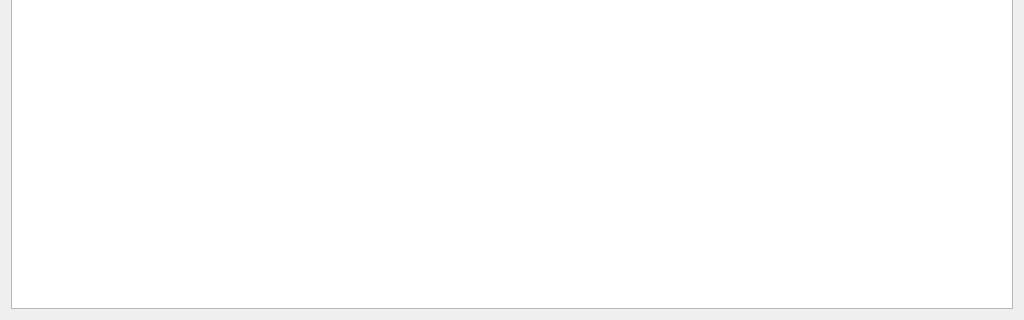
The window that MainWindow.ui (ArchangelSDY/Silica) describes before a commit, drawn with Qt 5; both pictures show x 0 to 1024 and y 252 to 572 of the 1024 by 572 pixel window.
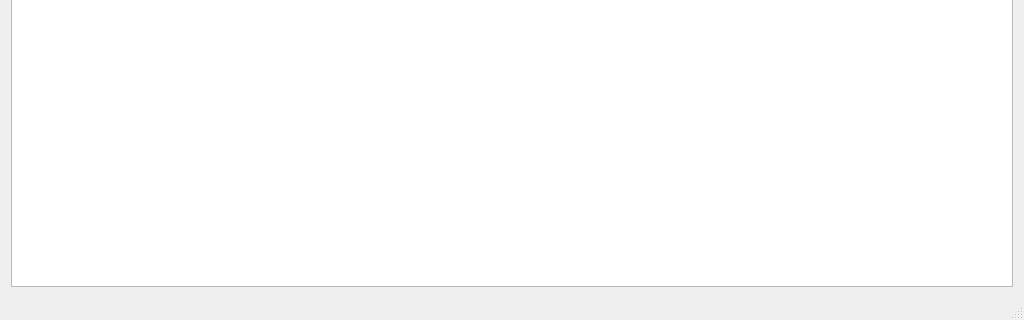
The same window after the commit.

Commit message: Add command/control modes to MainWindow.

The edit to the form file:
```diff
--- a/MainWindow.ui
+++ b/MainWindow.ui
@@ -30,6 +30,7 @@
     </item>
    </layout>
   </widget>
+  <widget class="QStatusBar" name="statusBar"/>
  </widget>
  <layoutdefault spacing="6" margin="11"/>
  <resources/>
```
The commit also changes 2 other files.
